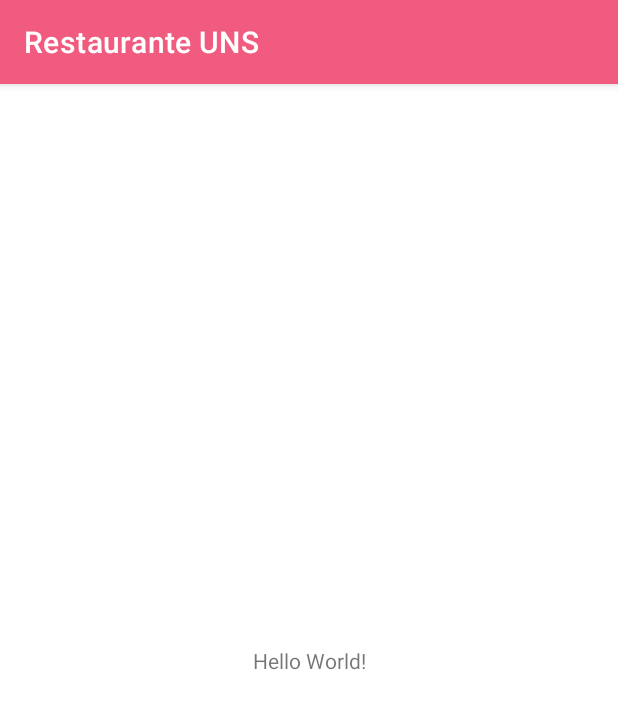
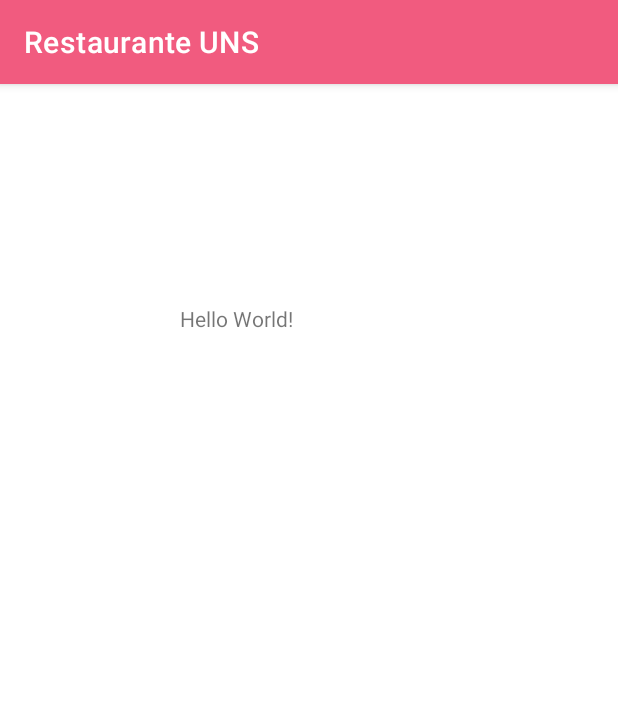
Before and after one commit to desk89/Restaurante_UNS, an Android app: the screen it shows after launch (MainActivity), on a phone screen of 412 x 824 dp. Shown: the top 709 px of the screen. Run offline under Robolectric (Android 15) with nearby library versions, the phone set to English and light mode, and no system bars.

Commit message:
agrege firebase

```diff
--- a/app/build.gradle
+++ b/app/build.gradle
@@ -42,4 +42,5 @@ dependencies {
     testImplementation 'junit:junit:4.+'
     androidTestImplementation 'androidx.test.ext:junit:1.1.3'
     androidTestImplementation 'androidx.test.espresso:espresso-core:3.4.0'
+    apply plugin: 'com.google.gms.google-services'
 }
--- a/app/src/main/res/layout/activity_main.xml
+++ b/app/src/main/res/layout/activity_main.xml
@@ -11,8 +11,10 @@
         android:layout_height="wrap_content"
         android:text="Hello World!"
         app:layout_constraintBottom_toBottomOf="parent"
+        app:layout_constraintHorizontal_bias="0.356"
         app:layout_constraintLeft_toLeftOf="parent"
         app:layout_constraintRight_toRightOf="parent"
-        app:layout_constraintTop_toTopOf="parent" />
+        app:layout_constraintTop_toTopOf="parent"
+        app:layout_constraintVertical_bias="0.196" />
 
 </androidx.constraintlayout.widget.ConstraintLayout>
--- a/build.gradle
+++ b/build.gradle
@@ -8,7 +8,7 @@ buildscript {
     dependencies {
         classpath "com.android.tools.build:gradle:4.2.1"
         classpath "org.jetbrains.kotlin:kotlin-gradle-plugin:$kotlin_version"
-
+        classpath 'com.google.gms:google-services:4.3.10'
         // NOTE: Do not place your application dependencies here; they belong
         // in the individual module build.gradle files
     }
```
Also changed, not shown: 1 other file.
